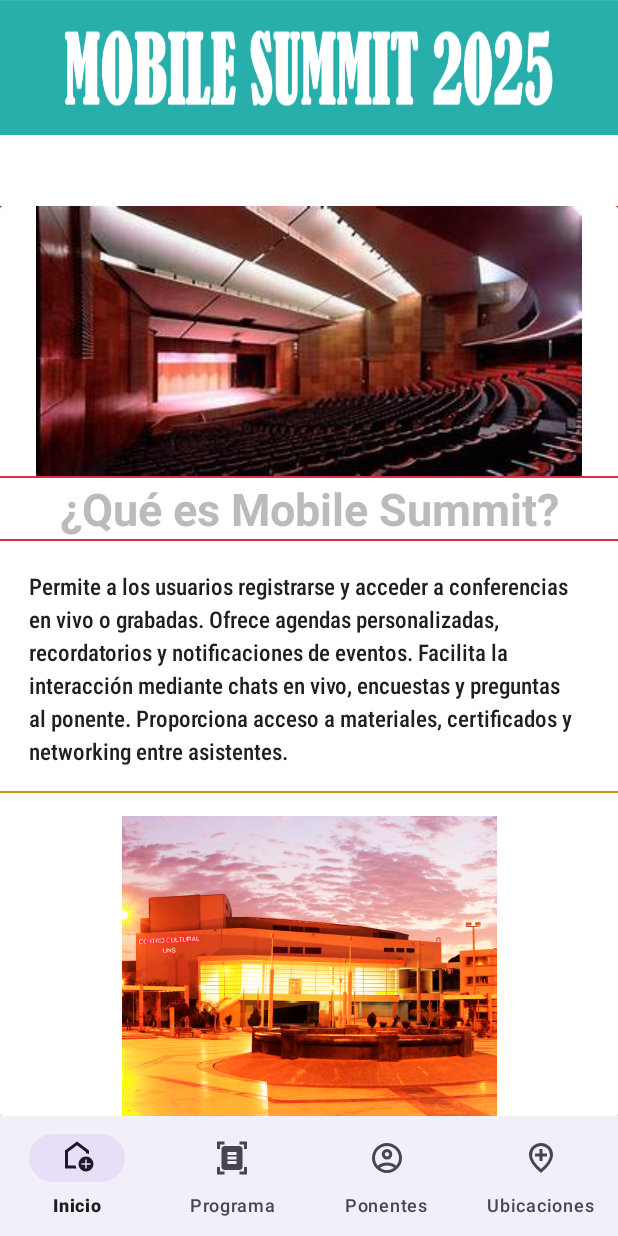
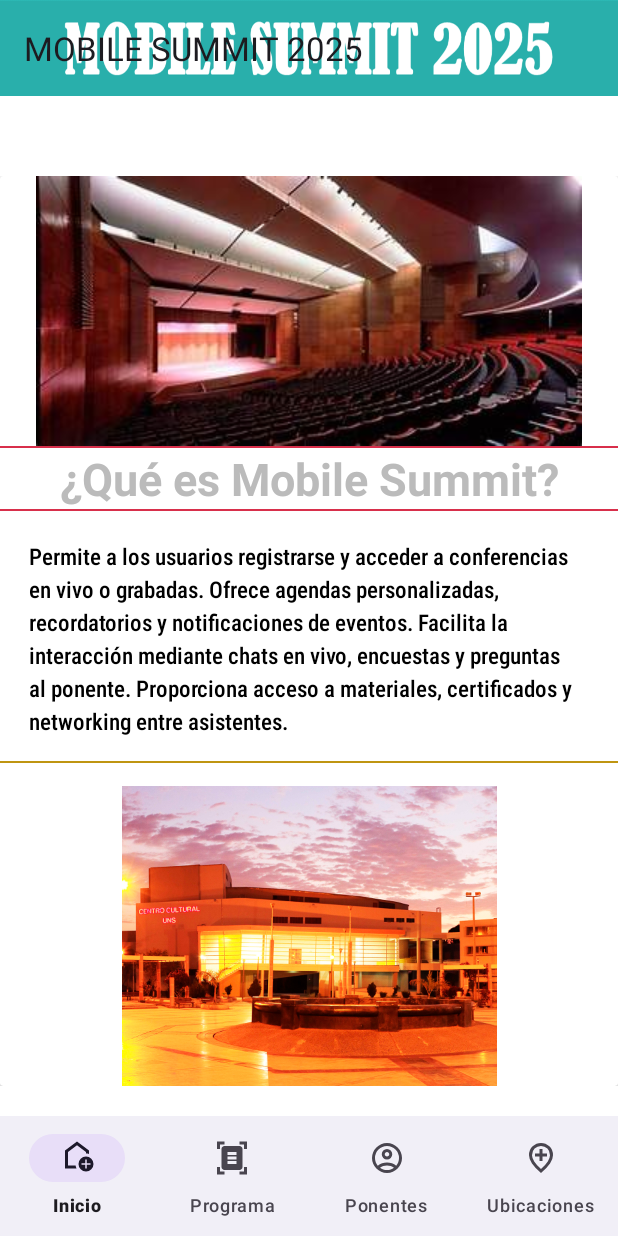
Before and after one commit to ZapataHarukichi/appmovil2025, an Android app: the fragment ScheduleDetailDialogFragment placed in its activity, on a phone screen of 412 x 824 dp. Run offline under Robolectric (Android 15) with nearby library versions, the phone set to English and light mode, and no system bars; our stand-ins replace navigation-ui.

Commit message:
Lab semana 14

```diff
--- a/app/src/main/java/com/example/appmovil2025/model/Ponente.kt
+++ b/app/src/main/java/com/example/appmovil2025/model/Ponente.kt
@@ -6,6 +6,6 @@ class Ponente{
     var trabajo: String = ""
     var biografia: String = ""
     var twitter: String = ""
-    var imagen: String = ""
+    var imagen: String? = null
     var categoria = 0
 }
--- a/app/src/main/java/com/example/appmovil2025/view/ui/activities/MainActivity.kt
+++ b/app/src/main/java/com/example/appmovil2025/view/ui/activities/MainActivity.kt
@@ -3,6 +3,7 @@ package com.example.appmovil2025.view.ui.activities
 import android.os.Bundle
 import android.util.Log
 import android.view.View
+import androidx.activity.enableEdgeToEdge
 import androidx.appcompat.app.AppCompatActivity
 import androidx.navigation.findNavController
 import androidx.navigation.ui.NavigationUI
@@ -14,12 +15,19 @@ class MainActivity: AppCompatActivity() {
         super.onCreate(savedInstanceState)
         setContentView(R.layout.activity_main)
 
-        val testView = findViewById<View>(R.id.nav_host_fragment)
-        Log.d("DEBUG", "¿NavHost existe? " + (testView != null))
+        enableEdgeToEdge()
+        setSupportActionBar(findViewById(R.id.toolbar_principal))
+        supportActionBar?.title = "MOBILE SUMMIT 2025"
+        configNav()
 
-        val navController = findNavController(R.id.nav_host_fragment)
-        val bottomNavigationView = findViewById<BottomNavigationView>(R.id.btn_menu)
-        NavigationUI.setupWithNavController(bottomNavigationView, navController)
+        }
+        private fun configNav(){
+            val navController = findNavController(R.id.nav_host_fragment)
+            val bottomNavigationView = findViewById<BottomNavigationView>(R.id.btn_menu)
+            NavigationUI.setupWithNavController(bottomNavigationView, navController)
+        }
+
+//
 //        val firebaseFirestore = FirebaseFirestore.getInstance()
 //        for (i in 0 until jsonArr2.length()) {
 //            val aux = jsonArr2.getJSONObject(i)
@@ -34,6 +42,4 @@ class MainActivity: AppCompatActivity() {
 //
 //            firebaseFirestore.collection("Conferencias").document().set(conferencia)
 //        }
-
-    }
 }
--- a/app/src/main/java/com/example/appmovil2025/view/ui/fragments/ScheduleDetailDialogFragment.kt
+++ b/app/src/main/java/com/example/appmovil2025/view/ui/fragments/ScheduleDetailDialogFragment.kt
@@ -1,40 +1,78 @@
 package com.example.appmovil2025.view.ui.fragments
 
+import android.app.DialogFragment
+import android.content.DialogInterface
 import android.os.Bundle
 import androidx.fragment.app.Fragment
 import android.view.LayoutInflater
 import android.view.View
 import android.view.ViewGroup
+import android.widget.TextView
 import com.example.appmovil2025.R
+import android.widget.Toolbar
+import androidx.core.content.ContentProviderCompat.requireContext
+import androidx.core.content.ContextCompat
+import com.example.appmovil2025.databinding.FragmentScheduleDetailDialogBinding
+import com.example.appmovil2025.model.Conferencia
+import org.w3c.dom.Text
+import java.text.SimpleDateFormat
+import java.util.Locale
 
-// the fragment initialization parameters, e.g. ARG_ITEM_NUMBER
-private const val ARG_PARAM1 = "param1"
-private const val ARG_PARAM2 = "param2"
 
 /**
  * A simple [Fragment] subclass.
  * Use the [ScheduleDetailDialogFragment.newInstance] factory method to
  * create an instance of this fragment.
  */
-class ScheduleDetailDialogFragment : Fragment() {
-
-    private var param1: String? = null
-    private var param2: String? = null
+class ScheduleDetailDialogFragment : DialogFragment() {
+    private var _binding: FragmentScheduleDetailDialogBinding? = null
+    private val binding get() = _binding!!
 
     override fun onCreate(savedInstanceState: Bundle?) {
         super.onCreate(savedInstanceState)
-        arguments?.let {
-            param1 = it.getString(ARG_PARAM1)
-            param2 = it.getString(ARG_PARAM2)
-        }
+        setStyle(STYLE_NORMAL, R.style.FullScreenDetailStyle)
     }
 
     override fun onCreateView(
         inflater: LayoutInflater, container: ViewGroup?,
         savedInstanceState: Bundle?
-    ): View? {
-        // Inflate the layout for this fragment
-        return inflater.inflate(R.layout.fragment_schedule_detail_dialog, container, false)
+    ): View {
+        _binding = FragmentScheduleDetailDialogBinding.inflate(inflater, container, false)
+        return binding.root
     }
 
+    override fun onViewCreated(view: View, savedInstanceState: Bundle?) {
+        super.onViewCreated(view, savedInstanceState)
+
+        val conferencia = arguments?.getSerializable("conferencia") as? Conferencia ?: return
+
+        val toolbar: Toolbar = view.findViewById(R.id.TBscheduledetaildialog)
+        toolbar.navigationIcon = ContextCompat.getDrawable(view.context, R.drawable.ic_close)
+        toolbar.setNavigationOnClickListener { dismiss() }
+
+        // Formatear la fecha
+        val pattern = "dd/MM/yyyy hh:mm a"
+        val simpleDF = SimpleDateFormat(pattern, Locale.getDefault())
+        val date = simpleDF.format(conferencia.horafecha)
+
+        // Asignar valores al layout
+        binding.TVItemScheduleHoraDetailDialog.text = date
+        binding.TVscheduledetaildialog.text = conferencia.titulo
+        binding.TVItemScheduleDescripcionDetailDialog.text = conferencia.descripcion
+        binding.TVItemScheduleExpositorDetailDialog.text = conferencia.expositor
+        binding.TVItemScheduleBotonDetailDialog.text = conferencia.topico
+    }
+
+    override fun onStart() {
+        super.onStart()
+        dialog?.window?.setLayout(
+            ViewGroup.LayoutParams.MATCH_PARENT,
+            ViewGroup.LayoutParams.MATCH_PARENT
+        )
+    }
+
+    override fun onDestroyView() {
+        super.onDestroyView()
+        _binding = null
+    }
 }
--- /dev/null
+++ b/app/src/main/res/drawable/ic_close.xml
@@ -0,0 +1,5 @@
+<vector xmlns:android="http://schemas.android.com/apk/res/android" android:height="24dp" android:tint="#000000" android:viewportHeight="960" android:viewportWidth="960" android:width="24dp">
+
+    <path android:fillColor="@android:color/white" android:pathData="M256,760L200,704L424,480L200,256L256,200L480,424L704,200L760,256L536,480L760,704L704,760L480,536L256,760Z"/>
+
+</vector>
--- a/app/src/main/res/layout/activity_main.xml
+++ b/app/src/main/res/layout/activity_main.xml
@@ -14,8 +14,8 @@
 
         <androidx.appcompat.widget.Toolbar
             android:id="@+id/toolbar_principal"
-            android:layout_width="wrap_content"
-            android:layout_height="@dimen/mi_toolbar"
+            android:layout_width="match_parent"
+            android:layout_height="?attr/actionBarSize"
             android:background="@drawable/slogan_conferencia">
         </androidx.appcompat.widget.Toolbar>
 
@@ -29,7 +29,8 @@
             android:name="androidx.navigation.fragment.NavHostFragment"
             android:layout_width="match_parent"
             android:layout_height="wrap_content"
-            android:layout_marginTop="75dp"
+            android:layout_marginTop="70dp"
+            android:layout_marginBottom="20dp"
             android:layout_above="@+id/btn_menu"
             app:navGraph="@navigation/nav_graph"
             app:defaultNavHost="true"/>
--- a/app/src/main/res/layout/fragment_home.xml
+++ b/app/src/main/res/layout/fragment_home.xml
@@ -57,7 +57,7 @@
                             android:text="@string/MS_description"
                             android:lineSpacingExtra="4dp"
                             android:fontFamily="sans-serif-condensed-medium"
-                            android:textColor="@color/colornegroalternativo"
+                            android:textColor="@color/black"
                             android:textSize="15sp"
                             android:layout_marginTop="@dimen/marginHomeSubTitulo"
                             android:layout_marginLeft="@dimen/marginHomeSubTitulo"
--- a/app/src/main/res/layout/fragment_schedule.xml
+++ b/app/src/main/res/layout/fragment_schedule.xml
@@ -20,7 +20,7 @@
             android:layout_width="match_parent"
             android:layout_height="1dp"
             android:background="@color/black"
-            android:alpha="0.5" />
+            android:alpha="0.1" />
         <ProgressBar
             android:id="@+id/progressBarSchedule"
             android:layout_width="wrap_content"
--- a/app/src/main/res/layout/item_schedule.xml
+++ b/app/src/main/res/layout/item_schedule.xml
@@ -4,7 +4,7 @@
     android:layout_height="wrap_content"
     android:orientation="horizontal"
     android:layout_marginTop="10dp"
-    android:padding="5dp"
+    android:padding="10dp"
     android:background="@drawable/bg_schedule_card">
 
     <LinearLayout
--- a/app/src/main/res/values/colors.xml
+++ b/app/src/main/res/values/colors.xml
@@ -5,5 +5,9 @@
     <color name="colorprimario">#45B0AE</color>
     <color name="colorsecundario">#D82F4B</color>
     <color name="coloralternativo">#BF9511</color>
-    <color name="colornegroalternativo">#1E1F22</color>
+
+    <color name="colorPrimary"></color>
+    <color name="colorPrimaryDark"></color>
+    <color name="colorAcent"></color>
+
 </resources>
--- a/app/src/main/res/values/styles.xml
+++ b/app/src/main/res/values/styles.xml
@@ -8,4 +8,26 @@
         <item name="colorAccent">@color/coloralternativo</item>
     </style>
 
+    <style name="ToolbarTitleCentered" parent="TextAppearance.Widget.AppCompat.Toolbar.Title">
+        <item name="android:gravity">center_horizontal</item>
+        <item name="android:textStyle">bold</item>
+        <item name="android:textColor">#FFFFFF</item>
+        <item name="android:textSize">20sp</item>
+        <item name="android:layout_width">match_parent</item>
+    </style>
+
+    <style name="FullScreenDetailStyle" parent="Theme.AppCompat.Light.Dialog">
+        <item name="android:windowNoTitle">true</item>
+        <item name="colorPrimary">@color/colorPrimary</item>
+        <item name="colorPrimaryDark">@color/colorPrimaryDark</item>
+
+        <item name="android:windowFullscreen">false</item>
+        <item name="android:windowIsFloating">false</item>
+        <item name="android:windowBackground">@android:color/white</item>
+        <item name="android:windowEnterAnimation">@android:anim/slide_in_left</item>
+        <item name="android:windowExitAnimation">@android:anim/slide_out_right</item>
+
+    </style>
+
+
 </resources>
```
Also changed, not shown: app/src/main/java/com/example/appmovil2025/model/Conferencia.kt (+9 -7 lines), app/src/main/java/com/example/appmovil2025/view/adapter/ConferenciaAdapter.kt (+4 -5 lines), app/src/main/java/com/example/appmovil2025/view/adapter/PonenteAdapter.kt (+14 -6 lines), app/src/main/java/com/example/appmovil2025/view/ui/fragments/ScheduleFragment.kt (+22 -24 lines), app/src/main/java/com/example/appmovil2025/view/ui/fragments/SpeakersFragment.kt (+49 -1 lines), app/src/main/java/com/example/appmovil2025/viewmodel/PonentesViewModel.kt (+4 -3 lines), app/src/main/res/drawable/circle_background.xml (added, +7 -0 lines), app/src/main/res/layout/fragment_schedule_detail_dialog.xml (+5 -4 lines), app/src/main/res/layout/fragment_speakers.xml (+4 -3 lines), app/src/main/res/layout/item_speaker.xml (+18 -13 lines).
